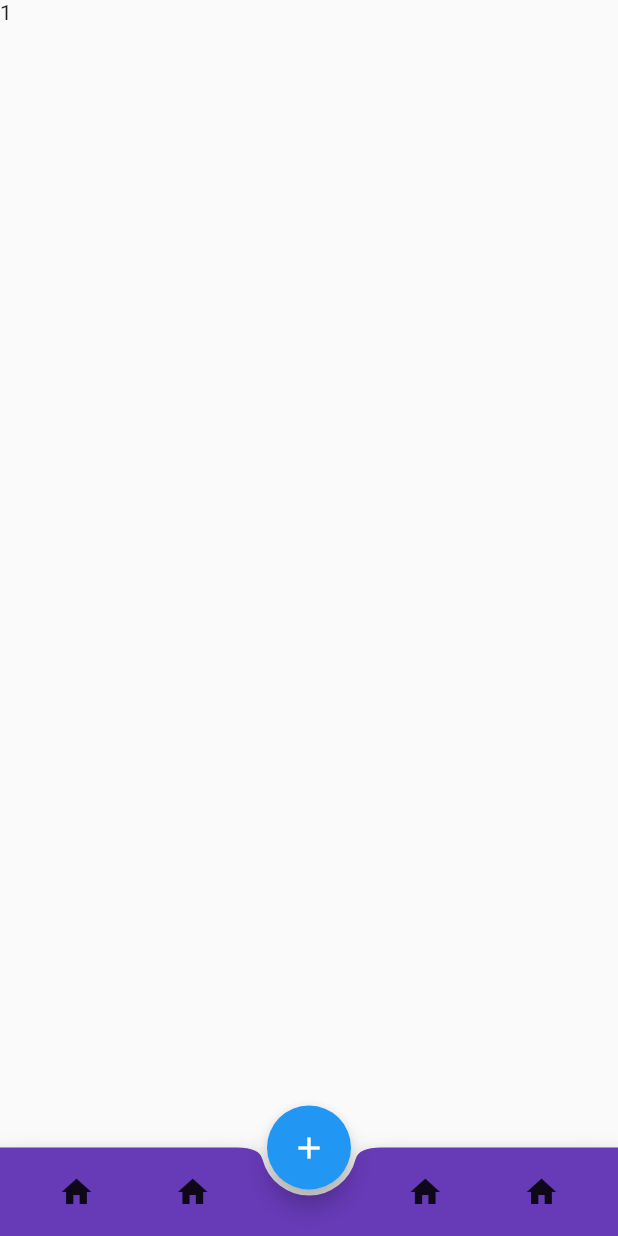
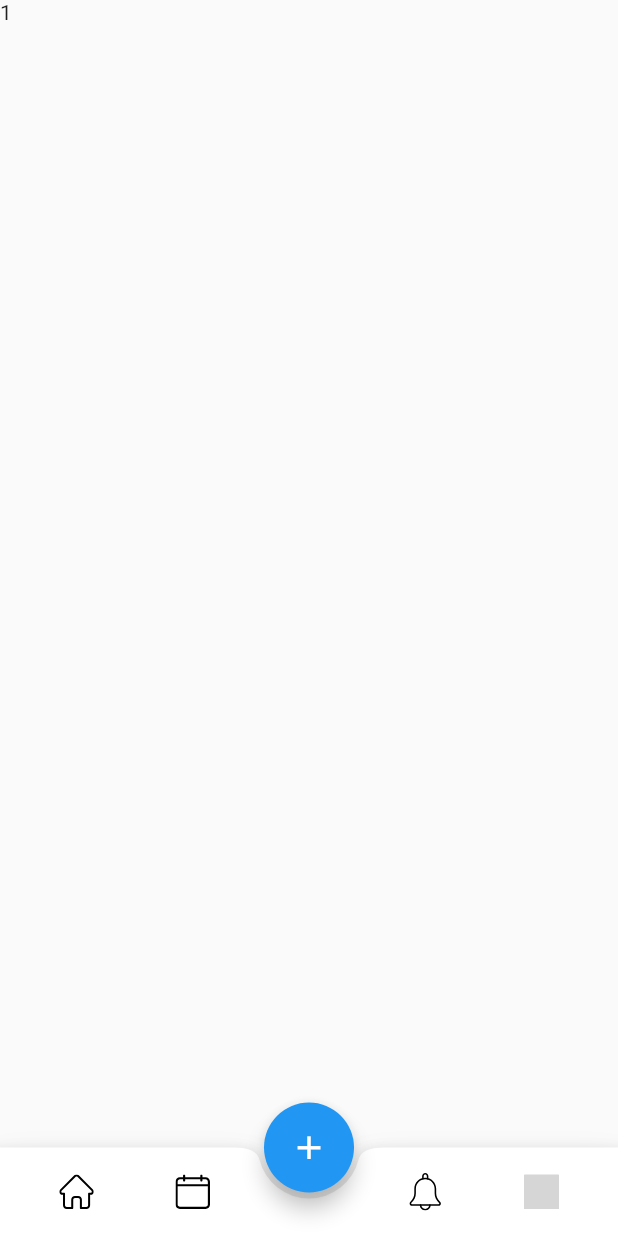
Before and after one commit to hexcodelabs/flight-schedule, a Flutter app: the screen it shows after launch, on a phone screen of 412 x 824 dp. Run offline on Flutter 3.47's test engine with Material 2 defaults, Android fonts, the phone set to English and light mode, and no system bars; our stand-ins replace flutter_svg, ionicons; grey boxes are pictures that could not be loaded.

Commit message:
bottom navigation bar done

```diff
--- a/lib/screen_selector.dart
+++ b/lib/screen_selector.dart
@@ -1,3 +1,5 @@
+import 'package:flutter_svg/flutter_svg.dart';
+import 'package:ionicons/ionicons.dart';
 import 'package:flutter/material.dart';
 import 'screens/home_screen.dart';
 import 'screens/schedule_screen.dart';
@@ -29,9 +31,15 @@ class _ScreenSelectorState extends State<ScreenSelector> {
   Widget build(BuildContext context) {
     return SafeArea(
       child: Scaffold(
-        floatingActionButton: FloatingActionButton(
-          onPressed: (){},
-          child: Icon(Icons.add),
+        floatingActionButton: Container(
+          height: 61.0,
+          width: 60.0,
+          child: FittedBox(
+            child: FloatingActionButton(
+              onPressed: (){},
+              child: Icon(Icons.add),
+            ),
+          ),
         ),
         floatingActionButtonLocation: FloatingActionButtonLocation.centerDocked,
         bottomNavigationBar: _buildBottomTab(),
@@ -43,7 +51,7 @@ class _ScreenSelectorState extends State<ScreenSelector> {
   _buildBottomTab() {
     return Container(
       child: BottomAppBar(
-        color: Colors.deepPurple,
+        color: Colors.white,
         shape: CircularNotchedRectangle(),
         child: Container(
           height: 59,
@@ -52,37 +60,52 @@ class _ScreenSelectorState extends State<ScreenSelector> {
             mainAxisAlignment: MainAxisAlignment.spaceBetween,
             children: <Widget>[
               IconButton(
-                  icon: Icon(Icons.home),
-                onPressed: (){
-                    setState(() {
-                      selectedPosition = 0;
-                    });
-                },
-              ),
-              IconButton(
-                icon: Icon(Icons.home),
+                icon: SvgPicture.asset(
+                    'images/home.svg',
+                  width: 23,
+                  height: 23,
+                ),
                 onPressed: (){
                   setState(() {
                     selectedPosition = 1;
                   });
                 },
+                splashRadius: 25,
               ),
-              SizedBox(width: 48,),
               IconButton(
-                icon: Icon(Icons.home),
+                icon: SvgPicture.asset('images/calendar.svg',
+                  width: 23,
+                  height: 23,),
                 onPressed: (){
                   setState(() {
                     selectedPosition = 2;
                   });
                 },
+                splashRadius: 25,
               ),
+              SizedBox(width: 48,),
               IconButton(
-                icon: Icon(Icons.home),
+                icon: SvgPicture.asset('images/bell.svg',
+                  width: 25,
+                  height: 25,
+                ),
                 onPressed: (){
                   setState(() {
                     selectedPosition = 3;
                   });
                 },
+                splashRadius: 25,
+              ),
+              IconButton(
+                icon: SvgPicture.asset('images/chat.svg',
+                  width: 23,
+                  height: 23,),
+                onPressed: (){
+                  setState(() {
+                    selectedPosition = 0;
+                  });
+                },
+                splashRadius: 25,
               ),
             ],
           ),
```
